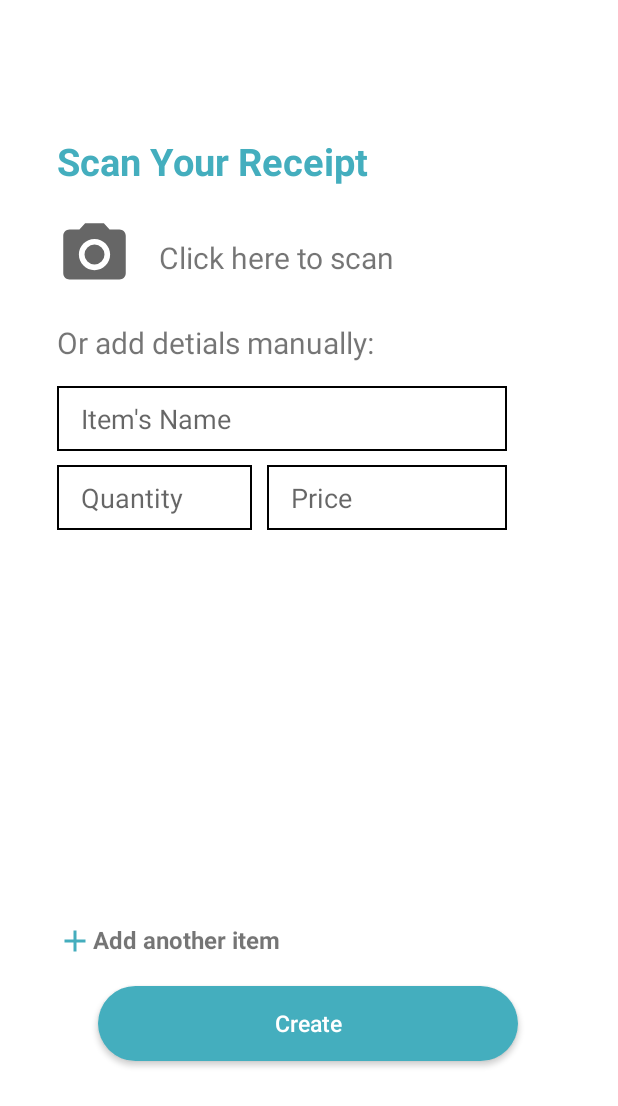
After one commit to dosodrac/splitsy_project2021, an Android app: the layout scan_your_receipt.xml on its own in the app's theme, with its tools: preview values and no code run, on a phone screen of 412 x 824 dp. The commit adds this screen. Shown: the top 1106 px of the screen. Run offline under Robolectric (Android 15) with nearby library versions, the phone set to English and light mode, and no system bars.

Commit message:
Scan your receipt pages added.

```diff
--- /dev/null
+++ b/app/src/main/res/drawable/ic_baseline_camera.xml
@@ -0,0 +1,13 @@
+<vector xmlns:android="http://schemas.android.com/apk/res/android"
+    android:width="24dp"
+    android:height="24dp"
+    android:viewportWidth="24"
+    android:viewportHeight="24"
+    android:tint="?attr/colorControlNormal">
+  <path
+      android:fillColor="@android:color/white"
+      android:pathData="M12,12m-3.2,0a3.2,3.2 0,1 1,6.4 0a3.2,3.2 0,1 1,-6.4 0"/>
+  <path
+      android:fillColor="@android:color/white"
+      android:pathData="M9,2L7.17,4L4,4c-1.1,0 -2,0.9 -2,2v12c0,1.1 0.9,2 2,2h16c1.1,0 2,-0.9 2,-2L22,6c0,-1.1 -0.9,-2 -2,-2h-3.17L15,2L9,2zM12,17c-2.76,0 -5,-2.24 -5,-5s2.24,-5 5,-5 5,2.24 5,5 -2.24,5 -5,5z"/>
+</vector>
--- /dev/null
+++ b/app/src/main/res/layout/scan_your_receipt.xml
@@ -0,0 +1,151 @@
+<?xml version="1.0" encoding="utf-8"?>
+<androidx.constraintlayout.widget.ConstraintLayout
+    xmlns:android="http://schemas.android.com/apk/res/android"
+    xmlns:app="http://schemas.android.com/apk/res-auto"
+    xmlns:tools="http://schemas.android.com/tools"
+    android:layout_width="match_parent"
+    android:layout_height="match_parent">
+
+    <TextView
+        android:id="@+id/scanYourReceiptText"
+        android:layout_width="wrap_content"
+        android:layout_height="wrap_content"
+        android:text="@string/scan_your_receipt"
+        android:textColor="@color/logoGreen"
+        android:textSize="25sp"
+        android:textStyle="bold"
+        app:layout_constraintBottom_toBottomOf="parent"
+        app:layout_constraintEnd_toEndOf="parent"
+        app:layout_constraintHorizontal_bias="0.186"
+        app:layout_constraintStart_toStartOf="parent"
+        app:layout_constraintTop_toTopOf="parent"
+        app:layout_constraintVertical_bias="0.114" />
+
+    <TextView
+        android:id="@+id/clickHereText"
+        android:layout_width="wrap_content"
+        android:layout_height="wrap_content"
+        android:layout_marginTop="20dp"
+        android:text="@string/click_here_to_scan"
+        android:textSize="20sp"
+        app:layout_constraintBottom_toBottomOf="parent"
+        app:layout_constraintEnd_toEndOf="parent"
+        app:layout_constraintHorizontal_bias="0.108"
+        app:layout_constraintStart_toEndOf="@+id/imageView5"
+        app:layout_constraintTop_toBottomOf="@+id/scanYourReceiptText"
+        app:layout_constraintVertical_bias="0.02" />
+
+    <ImageView
+        android:id="@+id/imageView5"
+        android:layout_width="50dp"
+        android:layout_height="50dp"
+        android:layout_marginTop="20dp"
+        app:layout_constraintBottom_toBottomOf="parent"
+        app:layout_constraintEnd_toEndOf="parent"
+        app:layout_constraintHorizontal_bias="0.105"
+        app:layout_constraintStart_toStartOf="parent"
+        app:layout_constraintTop_toBottomOf="@+id/scanYourReceiptText"
+        app:layout_constraintVertical_bias="0.0"
+        app:srcCompat="@drawable/ic_baseline_camera" />
+
+    <TextView
+        android:id="@+id/addManuallyText"
+        android:layout_width="wrap_content"
+        android:layout_height="wrap_content"
+        android:layout_marginTop="20dp"
+        android:text="@string/or_add_detials_manually"
+        android:textSize="20sp"
+        app:layout_constraintBottom_toBottomOf="parent"
+        app:layout_constraintEnd_toEndOf="parent"
+        app:layout_constraintHorizontal_bias="0.191"
+        app:layout_constraintStart_toStartOf="parent"
+        app:layout_constraintTop_toBottomOf="@+id/imageView5"
+        app:layout_constraintVertical_bias="0.0" />
+
+    <TextView
+        android:id="@+id/addAnotherLink"
+        android:layout_width="wrap_content"
+        android:layout_height="wrap_content"
+        android:text="@string/add_another_item"
+        android:textSize="16sp"
+        android:textStyle="bold"
+        app:drawableStartCompat="@drawable/ic_baseline_add"
+        app:layout_constraintBottom_toBottomOf="parent"
+        app:layout_constraintEnd_toEndOf="parent"
+        app:layout_constraintHorizontal_bias="0.144"
+        app:layout_constraintStart_toStartOf="parent"
+        app:layout_constraintTop_toTopOf="parent"
+        app:layout_constraintVertical_bias="0.769" />
+
+    <Button
+        android:id="@+id/continueButton"
+        style="@style/Widget.AppCompat.Button"
+        android:layout_width="280dp"
+        android:layout_height="50dp"
+        android:background="@drawable/button"
+        android:text="@string/create"
+        android:textAllCaps="false"
+        android:textSize="15sp"
+        app:backgroundTint="@null"
+        app:layout_constraintBottom_toBottomOf="parent"
+        app:layout_constraintEnd_toEndOf="parent"
+        app:layout_constraintHorizontal_bias="0.496"
+        app:layout_constraintStart_toStartOf="parent"
+        app:layout_constraintTop_toBottomOf="@+id/addAnotherLink"
+        app:layout_constraintVertical_bias="0.135" />
+
+    <EditText
+        android:id="@+id/itemNameInput"
+        android:layout_width="300dp"
+        android:layout_height="43dp"
+        android:autofillHints=""
+        android:background="@drawable/input_boarder"
+        android:ems="10"
+        android:hint="@string/item_s_name"
+        android:inputType="textPersonName"
+        android:paddingStart="16dp"
+        android:paddingEnd="6dp"
+        app:layout_constraintBottom_toBottomOf="parent"
+        app:layout_constraintEnd_toEndOf="parent"
+        app:layout_constraintHorizontal_bias="0.342"
+        app:layout_constraintStart_toStartOf="parent"
+        app:layout_constraintTop_toBottomOf="@+id/addManuallyText"
+        app:layout_constraintVertical_bias="0.029" />
+
+    <EditText
+        android:id="@+id/quantityInput"
+        android:layout_width="130dp"
+        android:layout_height="43dp"
+        android:autofillHints=""
+        android:background="@drawable/input_boarder"
+        android:ems="10"
+        android:hint="@string/quantity"
+        android:inputType="textPersonName"
+        android:paddingStart="16dp"
+        android:paddingEnd="6dp"
+        app:layout_constraintBottom_toBottomOf="parent"
+        app:layout_constraintEnd_toEndOf="parent"
+        app:layout_constraintHorizontal_bias="0.135"
+        app:layout_constraintStart_toStartOf="parent"
+        app:layout_constraintTop_toBottomOf="@+id/itemNameInput"
+        app:layout_constraintVertical_bias="0.019" />
+
+    <EditText
+        android:id="@+id/priceInput"
+        android:layout_width="160dp"
+        android:layout_height="43dp"
+        android:autofillHints=""
+        android:background="@drawable/input_boarder"
+        android:ems="10"
+        android:hint="@string/price"
+        android:inputType="textPersonName"
+        android:paddingStart="16dp"
+        android:paddingEnd="6dp"
+        app:layout_constraintBottom_toBottomOf="parent"
+        app:layout_constraintEnd_toEndOf="parent"
+        app:layout_constraintHorizontal_bias="0.12"
+        app:layout_constraintStart_toEndOf="@+id/quantityInput"
+        app:layout_constraintTop_toBottomOf="@+id/itemNameInput"
+        app:layout_constraintVertical_bias="0.019" />
+
+</androidx.constraintlayout.widget.ConstraintLayout>
--- a/app/src/main/res/values/strings.xml
+++ b/app/src/main/res/values/strings.xml
@@ -71,9 +71,14 @@
     <string name="check_items">Check Items</string>
     <string name="check_that_all_the_items_have_been_scanned_correctly">Check that all the items have been scanned correctly:</string>
     <string name="item_name">Item Name</string>
+    <string name="edit">Edit</string>
+    <string name="scan_your_receipt">Scan Your Receipt</string>
+    <string name="add_another_item">Add another item</string>
+    <string name="price">Price</string>
     <string name="quantity">Quantity</string>
-    <string name="price">Price</string>
-    <string name="edit">Edit</string>
+    <string name="item_s_name">Item\'s Name</string>
+    <string name="or_add_detials_manually">Or add detials manually:</string>
+    <string name="click_here_to_scan">Click here to scan</string>
 
     <!-- Array for spinner on create new bill page -->
     <string-array name="numOfMembersArray">
```
